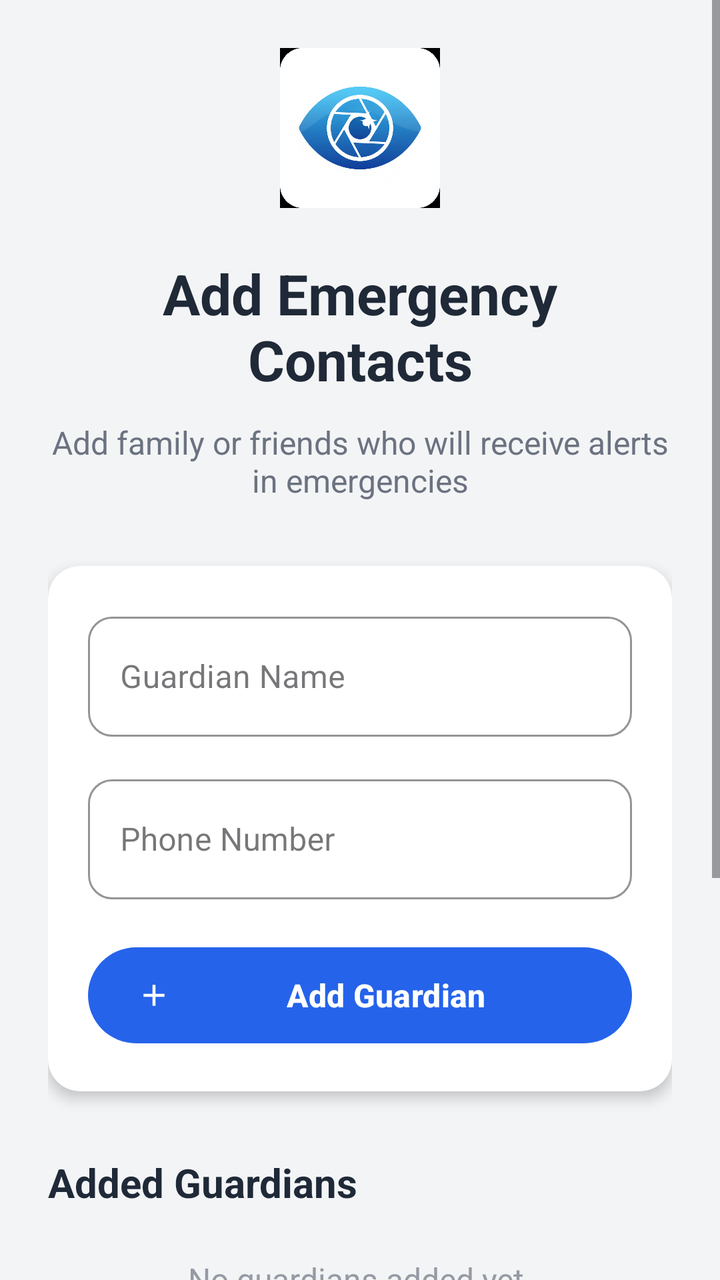
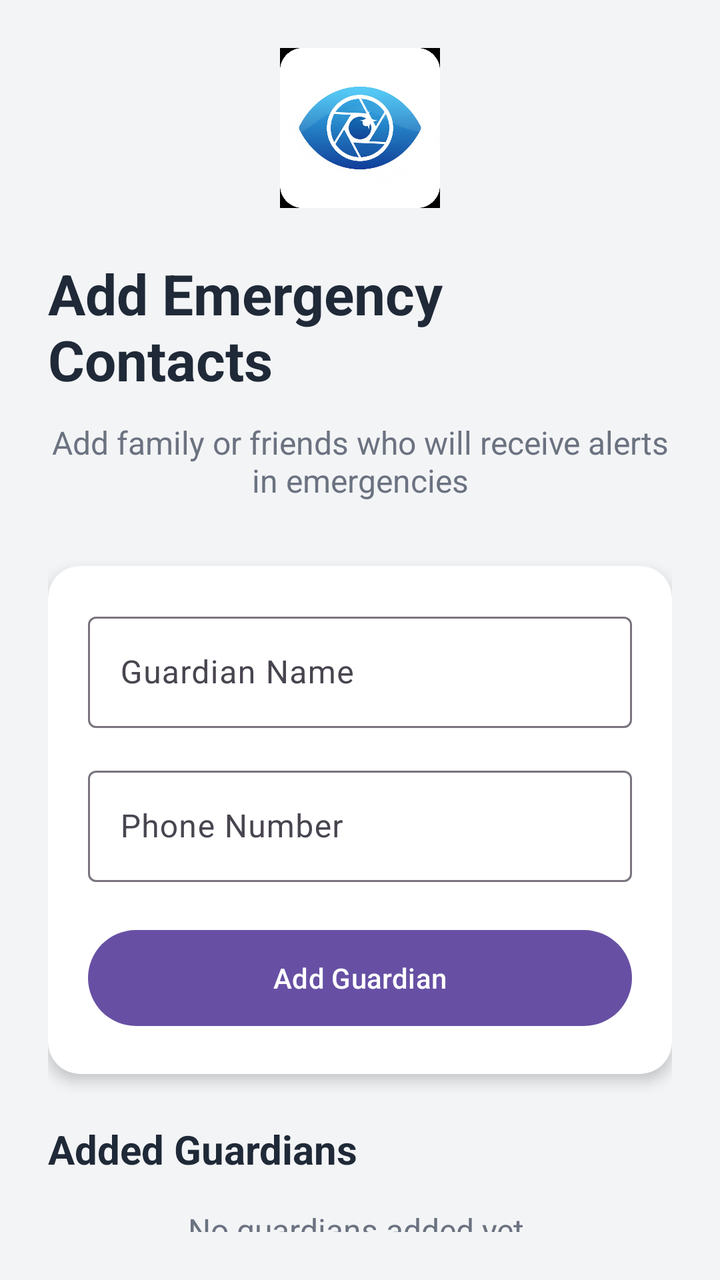

Screens rendered from an Android XML layout before and after an edit, with the pre-edit source and the edit as a unified diff.
<!-- AndroidManifest.xml: application theme Theme.MyVisionMate -->
<!-- res/layout/fragment_guardians_setup.xml -->
<?xml version="1.0" encoding="utf-8"?>
<ScrollView xmlns:android="http://schemas.android.com/apk/res/android"
    xmlns:app="http://schemas.android.com/apk/res-auto"
    android:layout_width="match_parent"
    android:layout_height="match_parent"
    android:fillViewport="true"
    android:background="@color/background">

    <LinearLayout
        android:layout_width="match_parent"
        android:layout_height="wrap_content"
        android:orientation="vertical"
        android:padding="24dp">

        <ImageView
            android:layout_width="80dp"
            android:layout_height="80dp"
            android:layout_gravity="center"
            android:src="@drawable/logo"
            android:contentDescription="Guardian contacts icon"/>

        <TextView
            android:id="@+id/tvTitle"
            android:layout_width="wrap_content"
            android:layout_height="wrap_content"
            android:layout_gravity="center"
            android:layout_marginTop="24dp"
            android:text="Add Emergency Contacts"
            android:textSize="28sp"
            android:textStyle="bold"
            android:textColor="@color/text_primary"
            android:gravity="center"/>

        <TextView
            android:layout_width="wrap_content"
            android:layout_height="wrap_content"
            android:layout_gravity="center"
            android:layout_marginTop="12dp"
            android:text="Add family or friends who will receive alerts in emergencies"
            android:textSize="16sp"
            android:textColor="@color/text_secondary"
            android:gravity="center"/>

        <androidx.cardview.widget.CardView
            android:layout_width="match_parent"
            android:layout_height="wrap_content"
            android:layout_marginTop="32dp"
            app:cardCornerRadius="16dp"
            app:cardElevation="4dp"
            app:cardBackgroundColor="@color/white">

            <LinearLayout
                android:layout_width="match_parent"
                android:layout_height="wrap_content"
                android:orientation="vertical"
                android:padding="20dp">

                <com.google.android.material.textfield.TextInputLayout
                    android:id="@+id/tilGuardianName"
                    android:layout_width="match_parent"
                    android:layout_height="wrap_content"
                    android:hint="Guardian Name"
                    app:startIconCheckable="false"
                    app:boxBackgroundMode="outline"
                    app:boxCornerRadiusTopStart="12dp"
                    app:boxCornerRadiusTopEnd="12dp"
                    app:boxCornerRadiusBottomStart="12dp"
                    app:boxCornerRadiusBottomEnd="12dp"
                    app:boxStrokeColor="@color/primary"
                    app:hintTextColor="@color/primary"
                    style="@style/Widget.MaterialComponents.TextInputLayout.OutlinedBox">

                    <com.google.android.material.textfield.TextInputEditText
                        android:id="@+id/etGuardianName"
                        android:layout_width="match_parent"
                        android:layout_height="wrap_content"
                        android:inputType="textPersonName"
                        android:textSize="16sp"
                        android:minHeight="60dp"
                        android:gravity="center_vertical"
                        android:contentDescription="Enter guardian's name"/>

                </com.google.android.material.textfield.TextInputLayout>

                <com.google.android.material.textfield.TextInputLayout
                    android:id="@+id/tilGuardianPhone"
                    android:layout_width="match_parent"
                    android:layout_height="wrap_content"
                    android:layout_marginTop="16dp"
                    android:hint="Phone Number"
                    app:startIconCheckable="false"
                    app:prefixText="+91  "
                    app:boxBackgroundMode="outline"
                    app:boxCornerRadiusTopStart="12dp"
                    app:boxCornerRadiusTopEnd="12dp"
                    app:boxCornerRadiusBottomStart="12dp"
                    app:boxCornerRadiusBottomEnd="12dp"
                    app:boxStrokeColor="@color/primary"
                    app:hintTextColor="@color/primary"
                    style="@style/Widget.MaterialComponents.TextInputLayout.OutlinedBox">

                    <com.google.android.material.textfield.TextInputEditText
                        android:id="@+id/etGuardianPhone"
                        android:layout_width="match_parent"
                        android:layout_height="wrap_content"
                        android:inputType="phone"
                        android:maxLength="10"
                        android:textSize="16sp"
                        android:minHeight="60dp"
                        android:gravity="center_vertical"
                        android:contentDescription="Enter 10-digit phone number"/>

                </com.google.android.material.textfield.TextInputLayout>

                <com.google.android.material.button.MaterialButton
                    android:id="@+id/btnAddGuardian"
                    android:layout_width="match_parent"
                    android:layout_height="56dp"
                    android:layout_marginTop="20dp"
                    android:text="Add Guardian"
                    android:textSize="16sp"
                    android:textStyle="bold"
                    android:textColor="@color/white"
                    app:icon="@drawable/ic_add"
                    app:iconTint="@color/white"
                    app:cornerRadius="28dp"
                    app:backgroundTint="@color/primary"
                    android:contentDescription="Add guardian button"/>

            </LinearLayout>

        </androidx.cardview.widget.CardView>

        <TextView
            android:layout_width="wrap_content"
            android:layout_height="wrap_content"
            android:layout_marginTop="32dp"
            android:text="Added Guardians"
            android:textSize="20sp"
            android:textStyle="bold"
            android:textColor="@color/text_primary"/>

        <TextView
            android:id="@+id/tvEmptyState"
            android:layout_width="wrap_content"
            android:layout_height="wrap_content"
            android:layout_gravity="center"
            android:layout_marginTop="24dp"
            android:text="No guardians added yet.\nAdd at least one emergency contact."
            android:textSize="16sp"
            android:textColor="@color/text_secondary"
            android:gravity="center"
            android:alpha="0.7"
            android:visibility="visible"/>

        <androidx.recyclerview.widget.RecyclerView
            android:id="@+id/rvGuardians"
            android:layout_width="match_parent"
            android:layout_height="wrap_content"
            android:layout_marginTop="16dp"
            android:visibility="gone"/>

        <androidx.cardview.widget.CardView
            android:layout_width="match_parent"
            android:layout_height="wrap_content"
            android:layout_marginTop="24dp"
            app:cardCornerRadius="12dp"
            app:cardElevation="2dp"
            app:cardBackgroundColor="#FFF3E0">

            <LinearLayout
                android:layout_width="match_parent"
                android:layout_height="wrap_content"
                android:orientation="horizontal"
                android:padding="16dp"
                android:gravity="center_vertical">

                <ImageView
                    android:layout_width="24dp"
                    android:layout_height="24dp"
                    android:src="@drawable/ic_info"
                    android:contentDescription="Information icon"/>

                <TextView
                    android:layout_width="0dp"
                    android:layout_height="wrap_content"
                    android:layout_weight="1"
                    android:layout_marginStart="12dp"
                    android:text="Guardians will receive SMS alerts with your location if you fall or trigger emergency."
                    android:textSize="14sp"
                    android:textColor="#E65100"/>

            </LinearLayout>

        </androidx.cardview.widget.CardView>

        
        <LinearLayout
            android:layout_width="match_parent"
            android:layout_height="wrap_content"
            android:layout_marginTop="32dp"
            android:orientation="horizontal"
            android:gravity="center"
            android:weightSum="2">



            
            <com.google.android.material.button.MaterialButton
                android:id="@+id/btnNext"
                android:layout_width="0dp"
                android:layout_height="56dp"
                android:layout_weight="1"
                android:layout_marginStart="8dp"
                android:text="Next"
                android:textSize="16sp"
                android:textStyle="bold"
                android:textColor="@color/white"
                app:icon="@drawable/ic_arrow_forward"
                app:iconGravity="end"
                app:iconTint="@color/white"
                app:cornerRadius="28dp"
                app:backgroundTint="@color/primary"
                android:contentDescription="Continue to next step"/>

        </LinearLayout>

        
        <LinearLayout
            android:layout_width="wrap_content"
            android:layout_height="wrap_content"
            android:layout_gravity="center"
            android:layout_marginTop="24dp"
            android:layout_marginBottom="16dp"
            android:orientation="horizontal">

            <View
                android:layout_width="40dp"
                android:layout_height="4dp"
                android:layout_marginEnd="8dp"
                android:background="@color/primary"
                android:alpha="0.5"/>

            <View
                android:layout_width="40dp"
                android:layout_height="4dp"
                android:layout_marginEnd="8dp"
                android:background="@color/primary"/>

            <View
                android:layout_width="40dp"
                android:layout_height="4dp"
                android:background="@color/primary"
                android:alpha="0.3"/>

        </LinearLayout>

    </LinearLayout>

</ScrollView>
<!-- resources referenced by this layout -->
<resources>
  <color name="background">#F3F4F6</color>
  <color name="primary">#2563EB</color>
  <color name="text_primary">#1F2937</color>
  <color name="text_secondary">#6B7280</color>
  <color name="white">#FFFFFF</color>
  <!-- drawable ic_add (drawable) -->
  <vector xmlns:android="http://schemas.android.com/apk/res/android"
      android:width="24dp"
      android:height="24dp"
      android:viewportWidth="24"
      android:viewportHeight="24">
  
      <path
          android:fillColor="#000000"
          android:pathData="M19,13H13V19H11V13H5V11H11V5H13V11H19V13Z"/>
  </vector>
  <!-- drawable ic_arrow_forward (drawable) -->
  <vector xmlns:android="http://schemas.android.com/apk/res/android"
      android:width="24dp"
      android:height="24dp"
      android:viewportWidth="24"
      android:viewportHeight="24">
      <path
          android:fillColor="#000000"
          android:pathData="M12,4l-1.41,1.41L16.17,11H4v2h12.17l-5.58,5.59L12,20l8,-8z"/>
  </vector>
  <!-- drawable ic_info (drawable) -->
  <vector xmlns:android="http://schemas.android.com/apk/res/android"
      android:width="24dp"
      android:height="24dp"
      android:viewportWidth="24"
      android:viewportHeight="24">
  
      <path
          android:fillColor="#000000"
          android:pathData="
              M11,17H13V11H11V17ZM11,9H13V7H11V9ZM12,2
              C6.48,2 2,6.48 2,12
              C2,17.52 6.48,22 12,22
              C17.52,22 22,17.52 22,12
              C22,6.48 17.52,2 12,2Z"/>
  </vector>
  <!-- drawable logo: png bitmap (drawable, 338398 bytes) -->
  <style name="Theme.MyVisionMate" parent="Base.Theme.MyVisionMate" />
  <style name="Base.Theme.MyVisionMate" parent="Theme.Material3.DayNight.NoActionBar">
          
          
      </style>
</resources>

<!-- the commit's change to res/layout/fragment_guardians_setup.xml (unified diff, before → after) -->
@@ -1,260 +1,188 @@
 <?xml version="1.0" encoding="utf-8"?>
-<ScrollView xmlns:android="http://schemas.android.com/apk/res/android"
+<LinearLayout xmlns:android="http://schemas.android.com/apk/res/android"
+    xmlns:app="http://schemas.android.com/apk/res-auto"
+    xmlns:tools="http://schemas.android.com/tools"
+    android:layout_width="match_parent"
+    android:layout_height="match_parent"
+    android:orientation="vertical"
+    android:padding="24dp"
+    android:background="@color/background">
+
+    
+    <ImageView
+        android:layout_width="80dp"
+        android:layout_height="80dp"
+        android:layout_gravity="center"
+        android:src="@drawable/logo"
+        android:contentDescription="Guardian contacts icon" />
+
+    
+    <TextView
+        android:id="@+id/tvTitle"
+        android:layout_width="wrap_content"
+        android:layout_height="wrap_content"
+        android:layout_gravity="center"
+        android:layout_marginTop="24dp"
+        android:text="Add Emergency Contacts"
+        android:textSize="28sp"
+        android:textStyle="bold"
+        android:textColor="@color/text_primary" />
+
+    
+    <TextView
+        android:layout_width="wrap_content"
+        android:layout_height="wrap_content"
+        android:layout_gravity="center"
+        android:layout_marginTop="12dp"
+        android:text="Add family or friends who will receive alerts in emergencies"
+        android:textSize="16sp"
+        android:textColor="@color/text_secondary"
+        android:gravity="center" />
+
+    
+    <androidx.cardview.widget.CardView
+        android:layout_width="match_parent"
+        android:layout_height="wrap_content"
+        android:layout_marginTop="32dp"
+        app:cardCornerRadius="16dp"
+        app:cardElevation="4dp"
+        app:cardBackgroundColor="@color/white">
+
+        <LinearLayout
+            android:layout_width="match_parent"
+            android:layout_height="wrap_content"
+            android:orientation="vertical"
+            android:padding="20dp">
+
+            <com.google.android.material.textfield.TextInputLayout
+                android:id="@+id/tilGuardianName"
+                android:layout_width="match_parent"
+                android:layout_height="wrap_content"
+                android:hint="Guardian Name">
+
+                <com.google.android.material.textfield.TextInputEditText
+                    android:id="@+id/etGuardianName"
+                    android:layout_width="match_parent"
+                    android:layout_height="wrap_content" />
+            </com.google.android.material.textfield.TextInputLayout>
+
+            <com.google.android.material.textfield.TextInputLayout
+                android:id="@+id/tilGuardianPhone"
+                android:layout_width="match_parent"
+                android:layout_height="wrap_content"
+                android:layout_marginTop="16dp"
+                android:hint="Phone Number"
+                app:prefixText="+91 ">
+
+                <com.google.android.material.textfield.TextInputEditText
+                    android:id="@+id/etGuardianPhone"
+                    android:layout_width="match_parent"
+                    android:layout_height="wrap_content"
+                    android:inputType="phone"
+                    android:maxLength="10" />
+            </com.google.android.material.textfield.TextInputLayout>
+
+            <com.google.android.material.button.MaterialButton
+                android:id="@+id/btnAddGuardian"
+                android:layout_width="match_parent"
+                android:layout_height="56dp"
+                android:layout_marginTop="20dp"
+                android:text="Add Guardian" />
+        </LinearLayout>
+    </androidx.cardview.widget.CardView>
+
+    
+    <TextView
+        android:layout_width="wrap_content"
+        android:layout_height="wrap_content"
+        android:layout_marginTop="24dp"
+        android:text="Added Guardians"
+        android:textSize="20sp"
+        android:textStyle="bold"
+        android:textColor="@color/text_primary" />
+
+    
+    <TextView
+        android:id="@+id/tvEmptyState"
+        android:layout_width="match_parent"
+        android:layout_height="wrap_content"
+        android:layout_marginTop="16dp"
+        android:text="No guardians added yet.\nAdd at least one emergency contact."
+        android:textSize="16sp"
+        android:textColor="@color/text_secondary"
+        android:gravity="center" />
+
+    
+    <androidx.recyclerview.widget.RecyclerView
+        android:id="@+id/rvGuardians"
+        android:layout_width="match_parent"
+        android:layout_height="0dp"
+        android:layout_weight="1"
+        android:background="#33FF0000"
+        tools:listitem="@layout/item_emergency_contact" />
+
+    <com.google.android.material.button.MaterialButton
+        android:id="@+id/btnNext"
+        android:layout_width="match_parent"
+        android:layout_height="56dp"
+        android:layout_marginTop="16dp"
+        android:text="Next" />
+
+</LinearLayout>
+<!-- res/layout/item_emergency_contact.xml (included above) -->
+<?xml version="1.0" encoding="utf-8"?>
+<androidx.cardview.widget.CardView xmlns:android="http://schemas.android.com/apk/res/android"
     xmlns:app="http://schemas.android.com/apk/res-auto"
     android:layout_width="match_parent"
-    android:layout_height="match_parent"
-    android:fillViewport="true"
-    android:background="@color/background">
+    android:layout_height="wrap_content"
+    android:layout_marginBottom="12dp"
+    app:cardCornerRadius="12dp"
+    app:cardElevation="2dp"
+    app:cardBackgroundColor="@color/white">
 
     <LinearLayout
         android:layout_width="match_parent"
         android:layout_height="wrap_content"
-        android:orientation="vertical"
-        android:padding="24dp">
+        android:orientation="horizontal"
+        android:padding="16dp"
+        android:gravity="center_vertical">
 
+        
         <ImageView
-            android:layout_width="80dp"
-            android:layout_height="80dp"
-            android:layout_gravity="center"
-            android:src="@drawable/logo"
-            android:contentDescription="Guardian contacts icon"/>
-
-        <TextView
-            android:id="@+id/tvTitle"
-            android:layout_width="wrap_content"
-            android:layout_height="wrap_content"
-            android:layout_gravity="center"
-            android:layout_marginTop="24dp"
-            android:text="Add Emergency Contacts"
-            android:textSize="28sp"
-            android:textStyle="bold"
-            android:textColor="@color/text_primary"
-            android:gravity="center"/>
-
-        <TextView
-            android:layout_width="wrap_content"
-            android:layout_height="wrap_content"
-            android:layout_gravity="center"
-            android:layout_marginTop="12dp"
-            android:text="Add family or friends who will receive alerts in emergencies"
-            android:textSize="16sp"
-            android:textColor="@color/text_secondary"
-            android:gravity="center"/>
-
-        <androidx.cardview.widget.CardView
-            android:layout_width="match_parent"
-            android:layout_height="wrap_content"
-            android:layout_marginTop="32dp"
-            app:cardCornerRadius="16dp"
-            app:cardElevation="4dp"
-            app:cardBackgroundColor="@color/white">
-
-            <LinearLayout
-                android:layout_width="match_parent"
-                android:layout_height="wrap_content"
-                android:orientation="vertical"
-                android:padding="20dp">
-
-                <com.google.android.material.textfield.TextInputLayout
-                    android:id="@+id/tilGuardianName"
-                    android:layout_width="match_parent"
-                    android:layout_height="wrap_content"
-                    android:hint="Guardian Name"
-                    app:startIconCheckable="false"
-                    app:boxBackgroundMode="outline"
-                    app:boxCornerRadiusTopStart="12dp"
-                    app:boxCornerRadiusTopEnd="12dp"
-                    app:boxCornerRadiusBottomStart="12dp"
-                    app:boxCornerRadiusBottomEnd="12dp"
-                    app:boxStrokeColor="@color/primary"
-                    app:hintTextColor="@color/primary"
-                    style="@style/Widget.MaterialComponents.TextInputLayout.OutlinedBox">
-
-                    <com.google.android.material.textfield.TextInputEditText
-                        android:id="@+id/etGuardianName"
-                        android:layout_width="match_parent"
-                        android:layout_height="wrap_content"
-                        android:inputType="textPersonName"
-                        android:textSize="16sp"
-                        android:minHeight="60dp"
-                        android:gravity="center_vertical"
-                        android:contentDescription="Enter guardian's name"/>
-
-                </com.google.android.material.textfield.TextInputLayout>
-
-                <com.google.android.material.textfield.TextInputLayout
-                    android:id="@+id/tilGuardianPhone"
-                    android:layout_width="match_parent"
-                    android:layout_height="wrap_content"
-                    android:layout_marginTop="16dp"
-                    android:hint="Phone Number"
-                    app:startIconCheckable="false"
-                    app:prefixText="+91  "
-                    app:boxBackgroundMode="outline"
-                    app:boxCornerRadiusTopStart="12dp"
-                    app:boxCornerRadiusTopEnd="12dp"
-                    app:boxCornerRadiusBottomStart="12dp"
-                    app:boxCornerRadiusBottomEnd="12dp"
-                    app:boxStrokeColor="@color/primary"
-                    app:hintTextColor="@color/primary"
-                    style="@style/Widget.MaterialComponents.TextInputLayout.OutlinedBox">
-
-                    <com.google.android.material.textfield.TextInputEditText
-                        android:id="@+id/etGuardianPhone"
-                        android:layout_width="match_parent"
-                        android:layout_height="wrap_content"
-                        android:inputType="phone"
-                        android:maxLength="10"
-                        android:textSize="16sp"
-                        android:minHeight="60dp"
-                        android:gravity="center_vertical"
-                        android:contentDescription="Enter 10-digit phone number"/>
-
-                </com.google.android.material.textfield.TextInputLayout>
-
-                <com.google.android.material.button.MaterialButton
-                    android:id="@+id/btnAddGuardian"
-                    android:layout_width="match_parent"
-                    android:layout_height="56dp"
-                    android:layout_marginTop="20dp"
-                    android:text="Add Guardian"
-                    android:textSize="16sp"
-                    android:textStyle="bold"
-                    android:textColor="@color/white"
-                    app:icon="@drawable/ic_add"
-                    app:iconTint="@color/white"
-                    app:cornerRadius="28dp"
-                    app:backgroundTint="@color/primary"
-                    android:contentDescription="Add guardian button"/>
-
-            </LinearLayout>
-
-        </androidx.cardview.widget.CardView>
-
-        <TextView
-            android:layout_width="wrap_content"
-            android:layout_height="wrap_content"
-            android:layout_marginTop="32dp"
-            android:text="Added Guardians"
-            android:textSize="20sp"
-            android:textStyle="bold"
-            android:textColor="@color/text_primary"/>
-
-        <TextView
-            android:id="@+id/tvEmptyState"
-            android:layout_width="wrap_content"
-            android:layout_height="wrap_content"
-            android:layout_gravity="center"
-            android:layout_marginTop="24dp"
-            android:text="No guardians added yet.\nAdd at least one emergency contact."
-            android:textSize="16sp"
-            android:textColor="@color/text_secondary"
-            android:gravity="center"
-            android:alpha="0.7"
-            android:visibility="visible"/>
-
-        <androidx.recyclerview.widget.RecyclerView
-            android:id="@+id/rvGuardians"
-            android:layout_width="match_parent"
-            android:layout_height="wrap_content"
-            android:layout_marginTop="16dp"
-            android:visibility="gone"/>
-
-        <androidx.cardview.widget.CardView
-            android:layout_width="match_parent"
-            android:layout_height="wrap_content"
-            android:layout_marginTop="24dp"
-            app:cardCornerRadius="12dp"
-            app:cardElevation="2dp"
-            app:cardBackgroundColor="#FFF3E0">
-
-            <LinearLayout
-                android:layout_width="match_parent"
-                android:layout_height="wrap_content"
-                android:orientation="horizontal"
-                android:padding="16dp"
-                android:gravity="center_vertical">
-
-                <ImageView
-                    android:layout_width="24dp"
-                    android:layout_height="24dp"
-                    android:src="@drawable/ic_info"
-                    android:contentDescription="Information icon"/>
-
-                <TextView
-                    android:layout_width="0dp"
-                    android:layout_height="wrap_content"
-                    android:layout_weight="1"
-                    android:layout_marginStart="12dp"
-                    android:text="Guardians will receive SMS alerts with your location if you fall or trigger emergency."
-                    android:textSize="14sp"
-                    android:textColor="#E65100"/>
-
-            </LinearLayout>
-
-        </androidx.cardview.widget.CardView>
+            android:layout_width="48dp"
+            android:layout_height="48dp"
+            android:src="@drawable/ic_person"
+            app:tint="@color/primary"
+            android:contentDescription="Guardian icon"/>
 
         
         <LinearLayout
-            android:layout_width="match_parent"
+            android:layout_width="0dp"
             android:layout_height="wrap_content"
-            android:layout_marginTop="32dp"
-            android:orientation="horizontal"
-            android:gravity="center"
-            android:weightSum="2">
+            android:layout_weight="1"
+            android:orientation="vertical"
+            android:layout_marginStart="16dp">
 
+            <TextView
+                android:id="@+id/tvGuardianName"
+                android:layout_width="wrap_content"
+                android:layout_height="wrap_content"
+                android:text="Mother"
+                android:textSize="18sp"
+                android:textStyle="bold"
+                android:textColor="@color/text_primary"/>
 
-
-            
-            <com.google.android.material.button.MaterialButton
-                android:id="@+id/btnNext"
-                android:layout_width="0dp"
-                android:layout_height="56dp"
-                android:layout_weight="1"
-                android:layout_marginStart="8dp"
-                android:text="Next"
-                android:textSize="16sp"
-                android:textStyle="bold"
-                android:textColor="@color/white"
-                app:icon="@drawable/ic_arrow_forward"
-                app:iconGravity="end"
-                app:iconTint="@color/white"
-                app:cornerRadius="28dp"
-                app:backgroundTint="@color/primary"
-                android:contentDescription="Continue to next step"/>
-
-        </LinearLayout>
-
-        
-        <LinearLayout
-            android:layout_width="wrap_content"
-            android:layout_height="wrap_content"
-            android:layout_gravity="center"
-            android:layout_marginTop="24dp"
-            android:layout_marginBottom="16dp"
-            android:orientation="horizontal">
-
-            <View
-                android:layout_width="40dp"
-                android:layout_height="4dp"
-                android:layout_marginEnd="8dp"
-                android:background="@color/primary"
-                android:alpha="0.5"/>
-
-            <View
-                android:layout_width="40dp"
-                android:layout_height="4dp"
-                android:layout_marginEnd="8dp"
-                android:background="@color/primary"/>
-
-            <View
-                android:layout_width="40dp"
-                android:layout_height="4dp"
-                android:background="@color/primary"
-                android:alpha="0.3"/>
+            <TextView
+                android:id="@+id/tvGuardianPhone"
+                android:layout_width="wrap_content"
+                android:layout_height="wrap_content"
+                android:layout_marginTop="4dp"
+                android:text="+91 9876543210"
+                android:textSize="14sp"
+                android:textColor="@color/text_secondary"/>
 
         </LinearLayout>
 
     </LinearLayout>
 
-</ScrollView>
+</androidx.cardview.widget.CardView>
<!-- resource entries referenced after the edit -->
@@ -5,42 +5,15 @@
   <color name="text_primary">#1F2937</color>
   <color name="text_secondary">#6B7280</color>
   <color name="white">#FFFFFF</color>
-  <!-- drawable ic_add (drawable) -->
-  <vector xmlns:android="http://schemas.android.com/apk/res/android"
-      android:width="24dp"
-      android:height="24dp"
-      android:viewportWidth="24"
-      android:viewportHeight="24">
-  
-      <path
-          android:fillColor="#000000"
-          android:pathData="M19,13H13V19H11V13H5V11H11V5H13V11H19V13Z"/>
-  </vector>
-  <!-- drawable ic_arrow_forward (drawable) -->
+  <!-- drawable ic_person (drawable) -->
   <vector xmlns:android="http://schemas.android.com/apk/res/android"
       android:width="24dp"
       android:height="24dp"
       android:viewportWidth="24"
       android:viewportHeight="24">
       <path
-          android:fillColor="#000000"
-          android:pathData="M12,4l-1.41,1.41L16.17,11H4v2h12.17l-5.58,5.59L12,20l8,-8z"/>
-  </vector>
-  <!-- drawable ic_info (drawable) -->
-  <vector xmlns:android="http://schemas.android.com/apk/res/android"
-      android:width="24dp"
-      android:height="24dp"
-      android:viewportWidth="24"
-      android:viewportHeight="24">
-  
-      <path
-          android:fillColor="#000000"
-          android:pathData="
-              M11,17H13V11H11V17ZM11,9H13V7H11V9ZM12,2
-              C6.48,2 2,6.48 2,12
-              C2,17.52 6.48,22 12,22
-              C17.52,22 22,17.52 22,12
-              C22,6.48 17.52,2 12,2Z"/>
+          android:fillColor="#6B7280"
+          android:pathData="M12,12c2.21,0 4,-1.79 4,-4s-1.79,-4 -4,-4 -4,1.79 -4,4 1.79,4 4,4zM12,14c-2.67,0 -8,1.34 -8,4v2h16v-2c0,-2.66 -5.33,-4 -8,-4z"/>
   </vector>
   <!-- drawable logo: png bitmap (drawable, 338398 bytes) -->
   <style name="Theme.MyVisionMate" parent="Base.Theme.MyVisionMate" />
